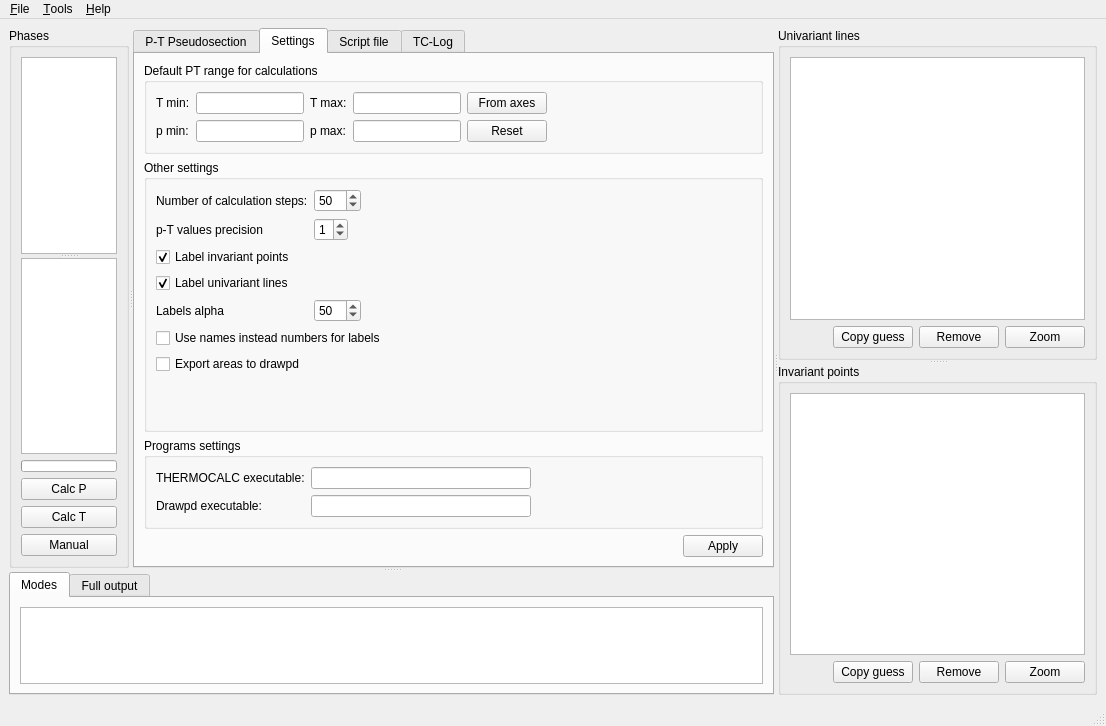
First picture: the form in pypsbuilder/ui/psbuilder.ui, repository ondrolexa/pypsbuilder, before the edit.
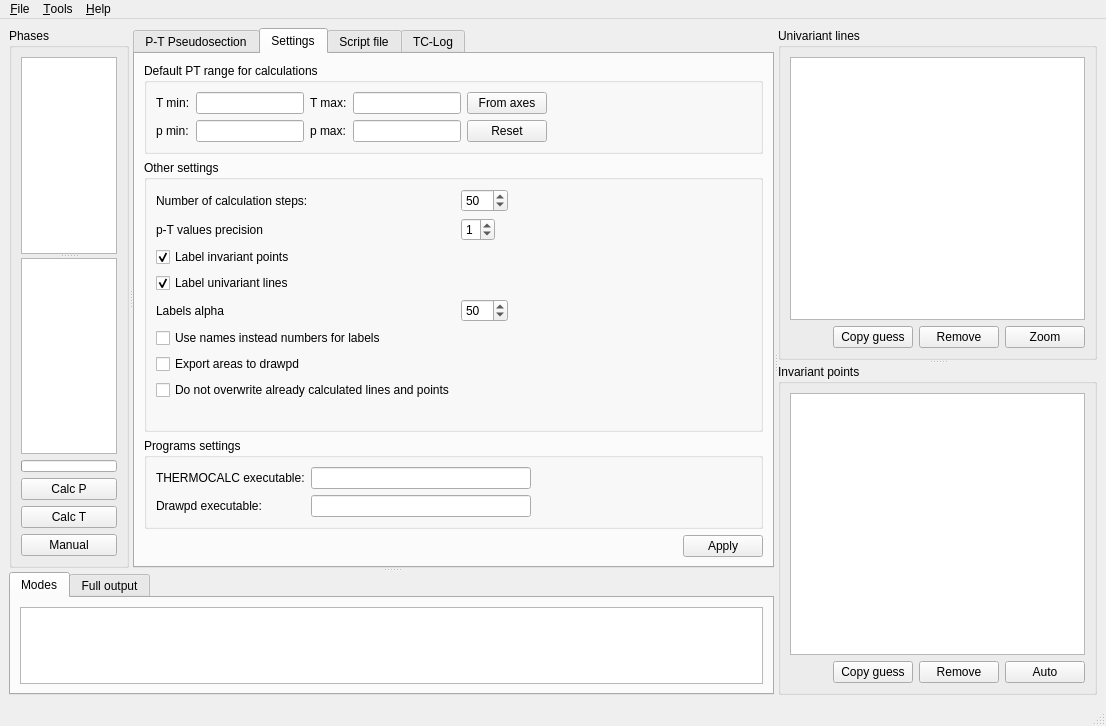
Second picture: the form after the edit. The open tabs and pages were chosen to show the change.

Commit message:
Auto calculation around inv point
Filtering of begin end based on phases

```diff
--- a/pypsbuilder/ui/psbuilder.ui
+++ b/pypsbuilder/ui/psbuilder.ui
@@ -456,6 +456,13 @@
                 </property>
                </widget>
               </item>
+              <item row="7" column="0">
+               <widget class="QCheckBox" name="checkOverwrite">
+                <property name="text">
+                 <string>Do not overwrite already calculated lines and points</string>
+                </property>
+               </widget>
+              </item>
              </layout>
             </widget>
            </item>
@@ -813,7 +820,7 @@
               </sizepolicy>
              </property>
              <property name="text">
-              <string>Zoom</string>
+              <string>Auto</string>
              </property>
             </widget>
            </item>
```
Left out of the diff: 4 changed lines with no effect on the pictures. The commit also changes 2 other files.
